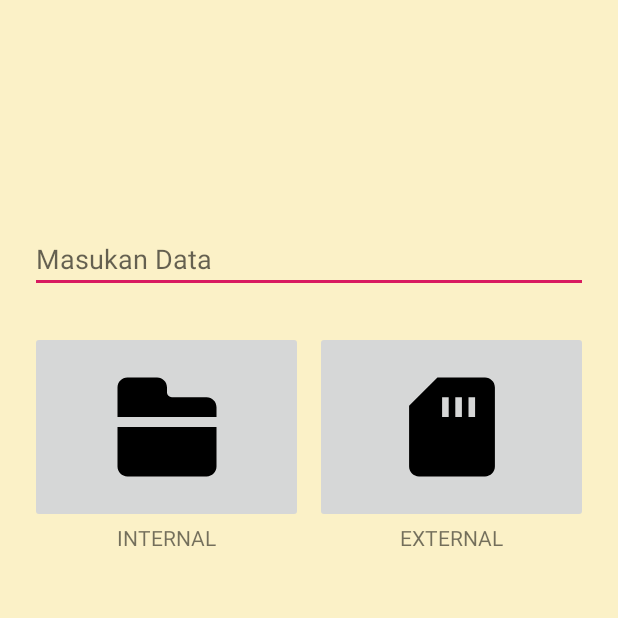
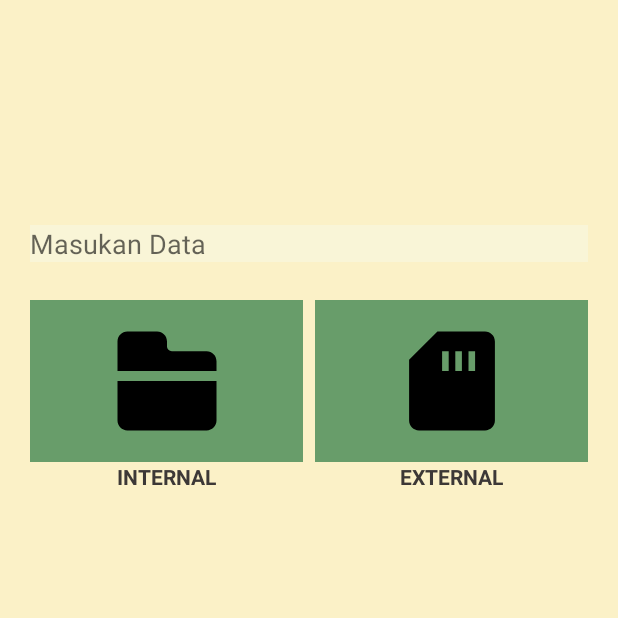
Before and after one commit to HaikalMPPH/JuniorMobilePBO, an Android app: the StorageActivity screen opened directly, with no data from a screen before it, on a phone screen of 412 x 824 dp, the top half of it. Run offline under Robolectric (Android 15) with nearby library versions, the phone set to English and light mode, and no system bars; 1 statement that could not run was skipped.

Commit message:
nambah icon dan warna buat storage

```diff
--- a/app/src/main/java/com/sugiartha/juniorandroid/StorageActivity.java
+++ b/app/src/main/java/com/sugiartha/juniorandroid/StorageActivity.java
@@ -6,7 +6,7 @@ import android.content.Context;
 import android.os.Bundle;
 import android.os.Environment;
 import android.view.View;
-import android.widget.Button;
+import android.widget.ImageButton;
 import android.widget.EditText;
 import android.widget.Toast;
 
@@ -16,7 +16,7 @@ import java.io.IOException;
 
 public class StorageActivity extends AppCompatActivity {
 
-    private Button Internal, External;
+    private ImageButton Internal, External;
     private EditText InputData;
 
     @Override
--- a/app/src/main/res/layout/activity_storage.xml
+++ b/app/src/main/res/layout/activity_storage.xml
@@ -13,6 +13,9 @@
         android:layout_width="match_parent"
         android:layout_height="wrap_content"
 
+        android:background="@color/gruv_bg2"
+        android:textColor="@color/gruv_fg"
+
         android:layout_marginHorizontal="20dp"
         android:layout_marginTop="150dp"
 
@@ -26,6 +29,8 @@
         android:layout_height="wrap_content"
         android:src="@drawable/folder_img_foreground"
 
+        android:background="@color/gruv_aqua"
+
         android:layout_below="@id/input_data"
         android:layout_alignLeft="@id/input_data"
         android:layout_marginRight="210dp"
@@ -37,7 +42,9 @@
         android:layout_below="@id/save_internal"
         android:textAlignment="center"
         android:layout_alignRight="@id/save_internal"
-        android:layout_alignLeft="@id/save_internal"/>
+        android:layout_alignLeft="@id/save_internal"
+        android:textStyle="bold"
+        android:textColor="@color/gruv_fg"/>
 
     <ImageButton
         android:id="@+id/save_external"
@@ -45,8 +52,11 @@
         android:layout_height="wrap_content"
         android:src="@drawable/sdcard_img_foreground"
 
+        android:background="@color/gruv_aqua"
+
         android:layout_below="@id/input_data"
         android:layout_alignTop="@id/save_internal"
+        android:layout_alignBottom="@id/save_internal"
         android:layout_alignRight="@id/input_data"
         android:layout_marginLeft="210dp"
 
@@ -58,6 +68,8 @@
         android:layout_below="@id/save_external"
         android:textAlignment="center"
         android:layout_alignRight="@id/save_external"
-        android:layout_alignLeft="@id/save_external"/>
+        android:layout_alignLeft="@id/save_external"
+        android:textStyle="bold"
+        android:textColor="@color/gruv_fg"/>
 
 </RelativeLayout>
--- a/app/src/main/res/values/colors.xml
+++ b/app/src/main/res/values/colors.xml
@@ -5,6 +5,11 @@
     <color name="colorAccent">#D81B60</color>
 
     <color name="gruv_bg">#FBF1C7</color>
+    <color name="gruv_bg2">#F9F5D7</color>
+    <color name="gruv_fg">#3c3836</color>
+    <color name="gruv_grey">#7c6f64</color>
+    <color name="gruv_green">#98971a</color>
+    <color name="gruv_aqua">#689d6a</color>
 
     <color name="biru">#337dff</color>
     <color name="orange">#fca220</color>
```
